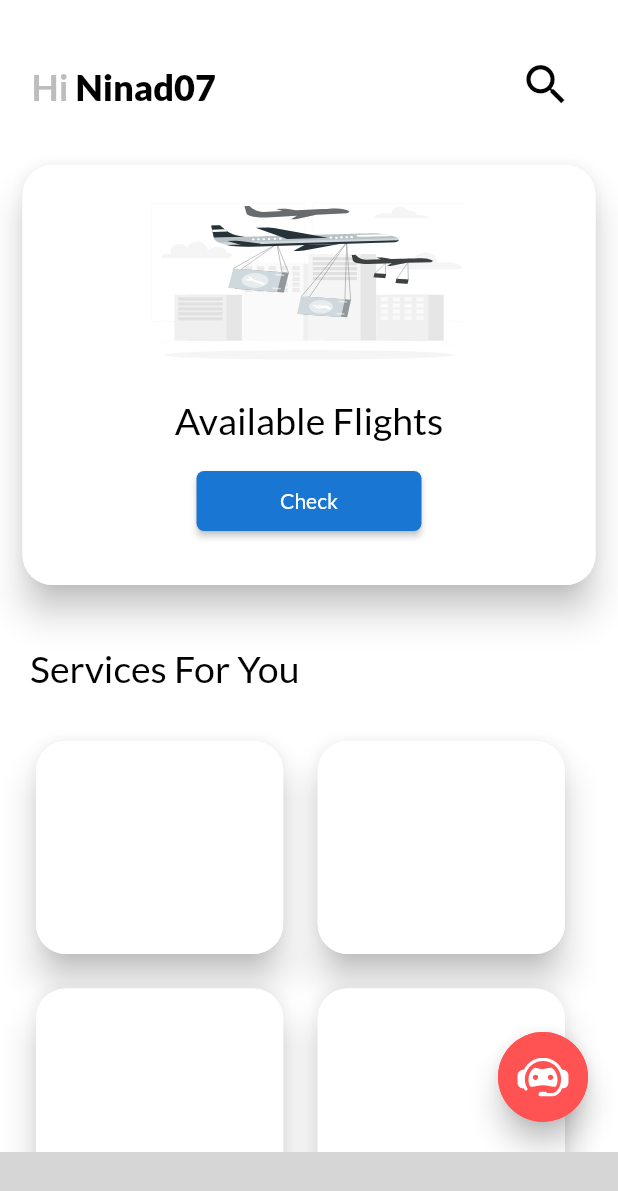
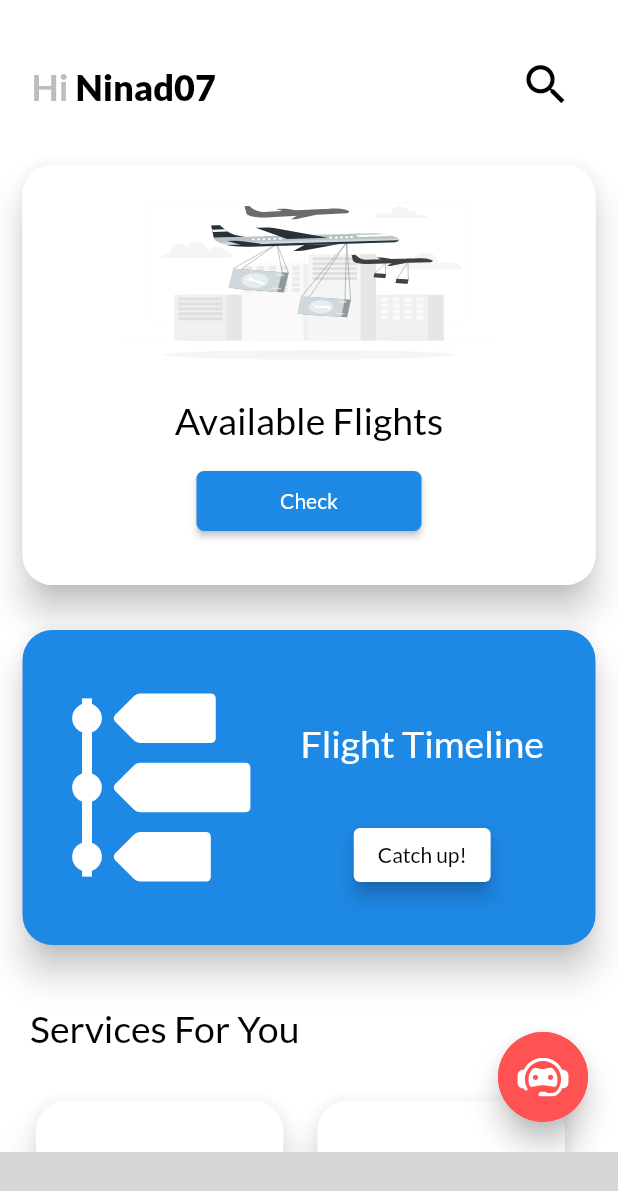
Before and after one commit to kotgire-shreyash/Airway-Companion, a Flutter app: the screen it shows after launch, after a tap on "login", on a phone screen of 412 x 824 dp. Shown: the top 1191 px of the screen. Run offline on Flutter 3.47's test engine with Material 2 defaults, Android fonts, the phone set to English and light mode, and no system bars; drawn by our look-alikes of pull_to_refresh; our stand-ins replace animated_text_kit, cloud_firestore, firebase_auth, firebase_core, flutter_bloc, flutter_staggered_animations and 8 more; missing offline and left inert: bottom_bar_with_sheet, custom_pop_up_menu, flutter_animated_dialog; accounts and stored records are empty; network calls fail; grey boxes are pictures that could not be loaded.

Commit message:
Timeline

```diff
--- a/lib/Modules/Home/Events/home_screen_events.dart
+++ b/lib/Modules/Home/Events/home_screen_events.dart
@@ -12,6 +12,12 @@ class SearchBoxTextFieldPressed extends HomeScreenEvent {
   SearchBoxTextFieldPressed({this.isSearchBoxTextFieldEnabled = false});
 }
 
+//? Timeline button pressed
+class TimeLineButtonPressed extends HomeScreenEvent {
+  bool isTimeLineButtonPressed;
+  TimeLineButtonPressed({this.isTimeLineButtonPressed = false});
+}
+
 // Drawer Navigations
 //? Check list tile pressed
 class CheckListTilePressed extends HomeScreenEvent {
--- a/lib/Modules/Home/Screens/home_screen.dart
+++ b/lib/Modules/Home/Screens/home_screen.dart
@@ -53,6 +53,11 @@ class _HomeScreenState extends State<HomeScreen> {
               .read<HomeScreenBloc>()
               .add(NavigationTilePressed(isNavigationTilePressed: false));
           Navigator.pushNamed(context, "navigationPage");
+        } else if (state.isTimeLineButtonPressed) {
+          context
+              .read<HomeScreenBloc>()
+              .add(TimeLineButtonPressed(isTimeLineButtonPressed: false));
+          Navigator.pushNamed(context, "timeline");
         }
       },
       builder: (context, state) {
@@ -183,6 +188,10 @@ class _HomeScreenState extends State<HomeScreen> {
                   ),
                   _flightsCheckNotifier(),
                   const SizedBox(
+                    height: 10,
+                  ),
+                  _timeLineNotifierCard(),
+                  const SizedBox(
                     height: 30,
                   ),
                   Container(
@@ -240,23 +249,6 @@ class _HomeScreenState extends State<HomeScreen> {
                 accentColor: Colors.transparent,
                 builder: (context, transition) {
                   return Container();
-                  // return ListView.builder(
-                  //   itemCount: 200,
-                  //   itemBuilder: (context, index) {
-                  //     print('build $index');
-
-                  //     return Container(
-                  //       color: Colors.white,
-                  //       height: 50,
-                  //       width: MediaQuery.of(context).size.width - 60,
-                  //       padding: const EdgeInsets.symmetric(
-                  //           horizontal: 24, vertical: 16),
-                  //       child: Text(
-                  //         '$index',
-                  //       ),
-                  //     );
-                  //   },
-                  // );
                 },
                 body: Container(
                   height: 250,
@@ -437,6 +429,95 @@ class _HomeScreenState extends State<HomeScreen> {
     );
   }
 
+  Widget _timeLineNotifierCard() {
+    return Card(
+      margin: const EdgeInsets.symmetric(horizontal: 15, vertical: 10),
+      elevation: 10,
+      color: Colors.blue.shade600,
+      shape: const RoundedRectangleBorder(
+        borderRadius: BorderRadius.all(Radius.circular(20)),
+      ),
+      child: Container(
+        height: 200,
+        width: MediaQuery.of(context).size.width,
+        margin: const EdgeInsets.all(5),
+        decoration: BoxDecoration(
+          color: Colors.blue.shade600, //Colors.blue.shade700,
+          borderRadius: const BorderRadius.all(Radius.circular(20)),
+        ),
+        child: Row(
+          children: [
+            Flexible(
+              child: Container(
+                margin: const EdgeInsets.all(5),
+                color: Colors.blue.shade600,
+                height: 200,
+                width: MediaQuery.of(context).size.width / 2.6,
+                child: SvgPicture.asset(
+                  "assets/images/timeline_2.svg",
+                  color: Colors.white,
+                  fit: BoxFit.contain,
+                ),
+              ),
+            ),
+            Flexible(
+              child: Container(
+                  color: Colors.blue.shade600,
+                  height: 200,
+                  width: MediaQuery.of(context).size.width / 2.2,
+                  child: Center(
+                    child: Column(
+                      mainAxisAlignment: MainAxisAlignment.center,
+                      children: [
+                        Container(
+                          color: Colors.blue.shade600,
+                          height: 90,
+                          child: Center(
+                              child: Text(
+                            "Flight Timeline",
+                            textAlign: TextAlign.center,
+                            style: TextStyle(
+                              color: Colors.white,
+                              fontFamily:
+                                  GoogleFonts.lato(fontWeight: FontWeight.w900)
+                                      .fontFamily,
+                              fontSize: 25,
+                            ),
+                          )),
+                        ),
+                        SizedBox(
+                            height: 60,
+                            child: Center(
+                              child: ElevatedButton(
+                                onPressed: () {
+                                  context.read<HomeScreenBloc>().add(
+                                        TimeLineButtonPressed(
+                                            isTimeLineButtonPressed: true),
+                                      );
+                                },
+                                child: Text("Catch up!",
+                                    style: TextStyle(
+                                      color: Colors.black,
+                                      fontFamily: GoogleFonts.lato(
+                                              fontWeight: FontWeight.w800)
+                                          .fontFamily,
+                                    )),
+                                style: TextButton.styleFrom(
+                                  backgroundColor: Colors.white,
+                                  elevation: 5,
+                                ),
+                              ),
+                            )),
+                      ],
+                    ),
+                  )),
+            ),
+          ],
+        ),
+      ),
+    );
+  }
+
   // Drawer
   Widget _drawer() {
     return SafeArea(
@@ -517,7 +598,9 @@ class _HomeScreenState extends State<HomeScreen> {
                 //     .read<HomeScreenBloc>()
                 //     .add(NavigationTilePressed(isNavigationTilePressed: true));
               }),
-              _drawerListTile("Settings", CupertinoIcons.settings, () {}),
+              _drawerListTile("Settings", CupertinoIcons.settings, () {
+                Navigator.pushNamed(context, "timeline");
+              }),
             ],
           ),
         ),
@@ -549,22 +632,18 @@ class _HomeScreenState extends State<HomeScreen> {
         child: Column(
       children: [
         _serviceRowLayout(
-          _serviceCard(Colors.deepPurpleAccent.shade400,
-              Colors.deepPurpleAccent.shade200),
-          _serviceCard(Colors.deepPurpleAccent.shade200,
-              Colors.deepPurpleAccent.shade100),
+          _serviceCard(Colors.deepPurpleAccent.shade400, Colors.blue.shade600),
+          _serviceCard(Colors.blue.shade600, Colors.blue.shade600),
         ),
         const SizedBox(height: 15),
         _serviceRowLayout(
-          _serviceCard(Colors.deepPurpleAccent.shade200,
-              Colors.deepPurpleAccent.shade100),
-          _serviceCard(Colors.deepPurpleAccent.shade200,
-              Colors.deepPurpleAccent.shade100),
+          _serviceCard(Colors.blue.shade600, Colors.blue.shade600),
+          _serviceCard(Colors.blue.shade600, Colors.blue.shade600),
         ),
         const SizedBox(height: 15),
         Center(
-            child: _serviceCard(Colors.deepPurpleAccent.shade400,
-                Colors.deepPurpleAccent.shade100)),
+            child: _serviceCard(
+                Colors.deepPurpleAccent.shade400, Colors.blue.shade600)),
         const SizedBox(height: 15),
       ],
     ));
--- a/lib/Modules/Home/Screens/home_screen_states.dart
+++ b/lib/Modules/Home/Screens/home_screen_states.dart
@@ -1,5 +1,6 @@
 class HomeScreenState {
   bool isSearchIconPressed;
+  bool isTimeLineButtonPressed;
   bool isSearchBoxTextFieldEnabled;
   bool isChecklistTilePressed;
   bool isNavigationTilePressed;
@@ -9,6 +10,7 @@ class HomeScreenState {
     this.isSearchBoxTextFieldEnabled = false,
     this.isChecklistTilePressed = false,
     this.isNavigationTilePressed = false,
+    this.isTimeLineButtonPressed = false,
   });
 
   HomeScreenState copyWith({
@@ -16,6 +18,7 @@ class HomeScreenState {
     var isSearchBoxTextFieldEnabled,
     var isChecklistTilePressed,
     var isNavigationTilePressed,
+    var isTimeLineButtonPressed,
   }) {
     return HomeScreenState(
       isSearchIconPressed: isSearchIconPressed ?? this.isSearchIconPressed,
@@ -25,6 +28,8 @@ class HomeScreenState {
           isChecklistTilePressed ?? this.isChecklistTilePressed,
       isNavigationTilePressed:
           isNavigationTilePressed ?? this.isNavigationTilePressed,
+      isTimeLineButtonPressed:
+          isTimeLineButtonPressed ?? this.isTimeLineButtonPressed,
     );
   }
 }
--- a/lib/Modules/Home/Widgets/flights_check_button.dart
+++ b/lib/Modules/Home/Widgets/flights_check_button.dart
@@ -22,7 +22,7 @@ class FlightsCheckNotifierButton extends StatelessWidget {
             Radius.circular(5),
           ),
         ),
-        backgroundColor: Colors.blue.shade700,
+        backgroundColor: Colors.blue.shade600,
         // shape: const StadiumBorder(),
       ),
       onPressed: () {
--- a/lib/Modules/Timeline/Screens/timeline_screen.dart
+++ b/lib/Modules/Timeline/Screens/timeline_screen.dart
@@ -21,7 +21,7 @@ class _TimeLineScreenState extends State<TimeLineScreen> {
         itemBuilder: (context, index) {
           final stepObject = stepObjects[index];
           return Center(
-            child: Container(
+            child: SizedBox(
               width: 360.0,
               child: Card(
                 margin: const EdgeInsets.all(20.0),
--- a/lib/Modules/Timeline/widgets/inner_timeline.dart
+++ b/lib/Modules/Timeline/widgets/inner_timeline.dart
@@ -39,7 +39,7 @@ class InnerTimeline extends StatelessWidget {
             }
 
             return Padding(
-              padding: EdgeInsets.only(left: 8.0),
+              padding: const EdgeInsets.only(left: 8.0),
               child: Text(subStages[index - 1].toString()),
             );
           },
--- a/lib/Modules/Timeline/widgets/structure_class.dart
+++ b/lib/Modules/Timeline/widgets/structure_class.dart
@@ -1,7 +1,3 @@
-// ignore_for_file: prefer_const_constructors, file_names
-
-import 'package:flutter/material.dart';
-
 class StepInfo {
   const StepInfo({
     required this.date,
```
Also changed, not shown: lib/Logic/Bloc/HomeBloc/home_screen_bloc.dart (+7 -0 lines), lib/Modules/Timeline/widgets/timeline_card.dart (+20 -20 lines), assets/images/timeline.svg (added), assets/images/timeline3.svg (added), assets/images/timeline_2.svg (added).
